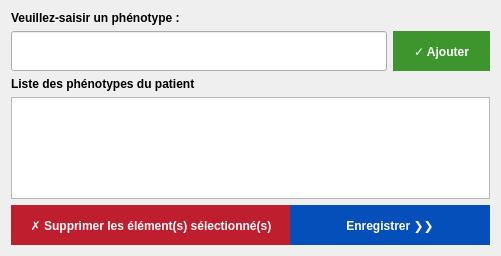
Old version of the form fenetre.ui in the repository Onijuuichi/CHU-Biotech86.
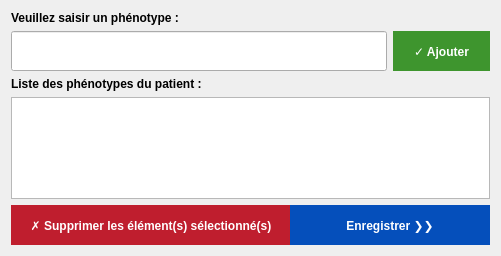
New version of the form.

```diff
--- a/fenetre.ui
+++ b/fenetre.ui
@@ -87,7 +87,7 @@
       </font>
      </property>
      <property name="text">
-      <string>Liste des phénotypes du patient</string>
+      <string>Liste des phénotypes du patient :</string>
      </property>
     </widget>
    </item>
@@ -203,7 +203,7 @@
       </font>
      </property>
      <property name="text">
-      <string>Veuillez-saisir un phénotype :</string>
+      <string>Veuillez saisir un phénotype :</string>
      </property>
     </widget>
    </item>
```
